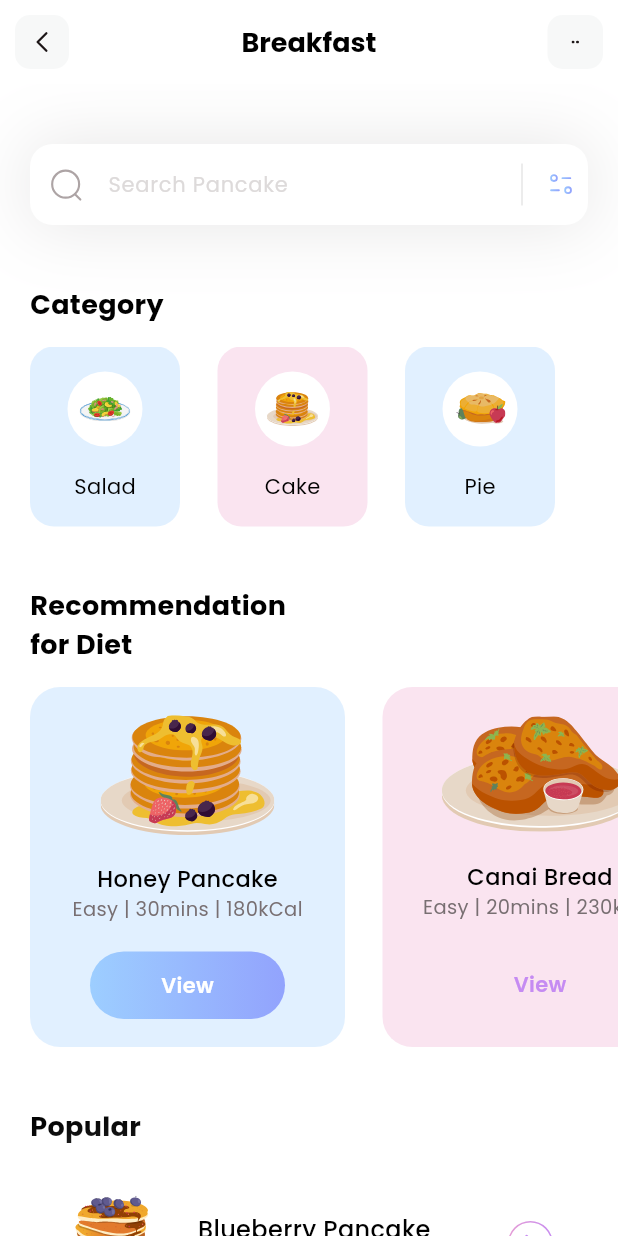
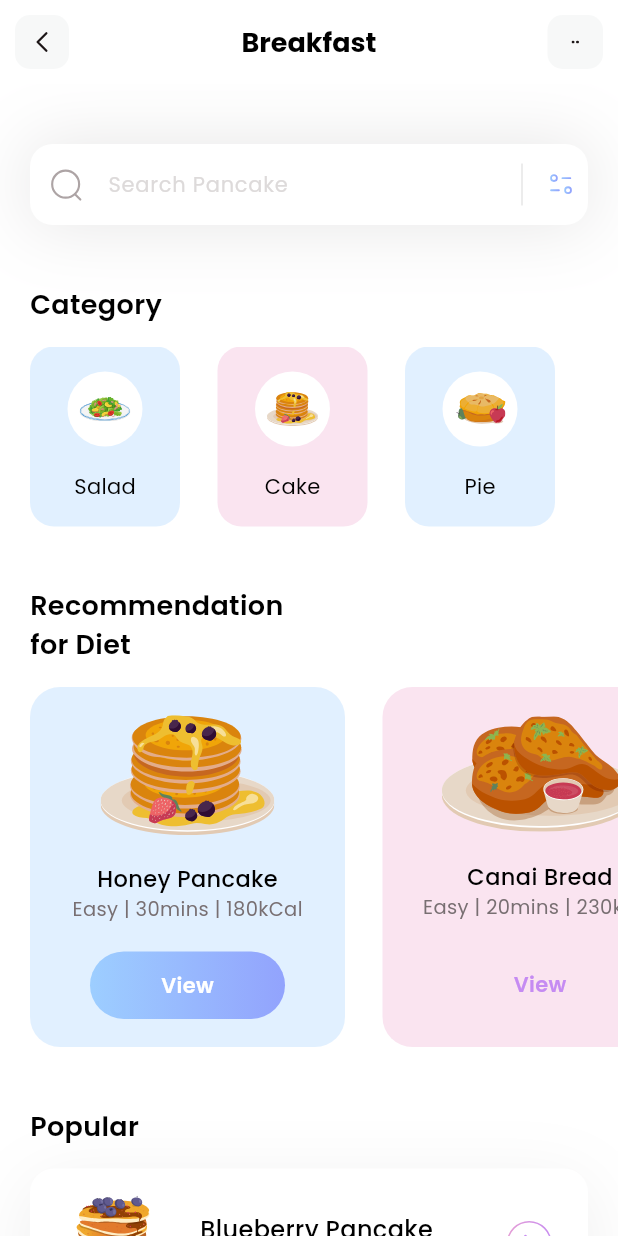
Before and after one commit to rahul01-git/flutterBasics, a Flutter app: the screen it shows after launch, on a phone screen of 412 x 824 dp. Run offline on Flutter 3.47's test engine with Material 3 defaults, Android fonts, the phone set to English and light mode, and no system bars; our stand-ins replace flutter_svg.

Commit message:
minor fixing

```diff
--- a/lib/pages/home.dart
+++ b/lib/pages/home.dart
@@ -40,17 +40,25 @@ class _HomePageState extends State<HomePage> {
           const SizedBox(
             height: 40,
           ),
-          Column(
+          _popularSection(),
+          const SizedBox(
+            height: 40,
+          ),
+        ],
+      ),
+    );
+  }
+
+  Column _popularSection() {
+    return Column(
       crossAxisAlignment: CrossAxisAlignment.start,
       children: [
         const Padding(
           padding: EdgeInsets.only(left: 20),
           child: Text(
-                  "Popular",
+            'Popular',
             style: TextStyle(
-                      fontWeight: FontWeight.bold,
-                      fontSize: 18,
-                      color: Colors.black),
+                color: Colors.black, fontSize: 18, fontWeight: FontWeight.w600),
           ),
         ),
         const SizedBox(
@@ -58,28 +66,14 @@ class _HomePageState extends State<HomePage> {
         ),
         ListView.separated(
           itemCount: popularDiets.length,
+          shrinkWrap: true,
           separatorBuilder: (context, index) => const SizedBox(
             height: 25,
           ),
-                shrinkWrap: true,
           padding: const EdgeInsets.only(left: 20, right: 20),
           itemBuilder: (context, index) {
             return Container(
               height: 100,
-                    decoration: BoxDecoration(
-                        color: Colors.white,
-                        borderRadius: BorderRadius.circular(16),
-                        boxShadow: popularDiets[index].boxIsSelected
-                            ? [
-                                BoxShadow(
-                                    color: popularDiets[index].boxIsSelected
-                                        ? Colors.white
-                                        : Colors.transparent,
-                                    offset: const Offset(0, 10),
-                                    blurRadius: 40,
-                                    spreadRadius: 0)
-                              ]
-                            : []),
               child: Row(
                 mainAxisAlignment: MainAxisAlignment.spaceEvenly,
                 children: [
@@ -106,14 +100,14 @@ class _HomePageState extends State<HomePage> {
                             ' | ' +
                             popularDiets[index].calorie,
                         style: const TextStyle(
-                                  fontWeight: FontWeight.w500,
                             color: Color(0xff7B6F72),
-                                  fontSize: 13),
-                            )
+                            fontSize: 13,
+                            fontWeight: FontWeight.w400),
+                      ),
                     ],
                   ),
                   GestureDetector(
-                          onTap: () => {},
+                    onTap: () {},
                     child: SvgPicture.asset(
                       'assets/icons/button.svg',
                       width: 30,
@@ -122,13 +116,24 @@ class _HomePageState extends State<HomePage> {
                   )
                 ],
               ),
+              decoration: BoxDecoration(
+                  color: popularDiets[index].boxIsSelected
+                      ? Colors.white
+                      : Colors.transparent,
+                  borderRadius: BorderRadius.circular(16),
+                  boxShadow: popularDiets[index].boxIsSelected
+                      ? [
+                          BoxShadow(
+                              color: const Color(0xff1D1617).withOpacity(0.07),
+                              offset: const Offset(0, 10),
+                              blurRadius: 40,
+                              spreadRadius: 0)
+                        ]
+                      : []),
             );
           },
-              ),
-            ],
         )
       ],
-      ),
     );
   }
 
@@ -141,7 +146,7 @@ class _HomePageState extends State<HomePage> {
           child: Text(
             'Recommendation\nfor Diet',
             style: TextStyle(
-                fontWeight: FontWeight.bold, color: Colors.black, fontSize: 18),
+                fontWeight: FontWeight.w600, color: Colors.black, fontSize: 18),
           ),
         ),
         const SizedBox(
@@ -232,7 +237,7 @@ class _HomePageState extends State<HomePage> {
           child: Text(
             'Category',
             style: TextStyle(
-                color: Colors.black, fontSize: 18, fontWeight: FontWeight.bold),
+                color: Colors.black, fontSize: 18, fontWeight: FontWeight.w600),
           ),
         ),
         const SizedBox(
```
Lines whose indentation alone changed are shown as unchanged.
